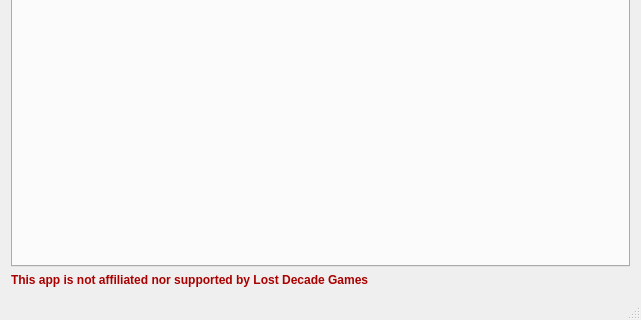
Before: the Qt Designer form ragatron/mainwindow.ui in dannagle/ragatron, drawn with Qt 5; both pictures show x 0 to 641 and y 382 to 702 of the 641 by 702 pixel window.
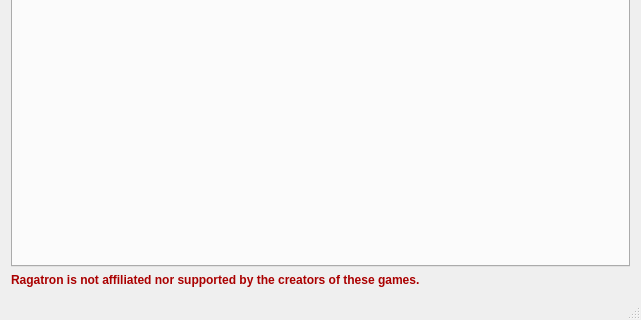
After: the same form once the commit is applied.

Commit message: Adding support for Game Dev Tycoon

The edit to the form file:
```diff
--- a/ragatron/mainwindow.ui
+++ b/ragatron/mainwindow.ui
@@ -56,7 +56,7 @@
        <string notr="true">color:rgb(170, 0, 0);font-weight:bold;</string>
       </property>
       <property name="text">
-       <string>This app is not affiliated nor supported by Lost Decade Games</string>
+       <string>Ragatron is not affiliated nor supported by the creators of these games.</string>
       </property>
      </widget>
     </item>
```
The commit also changes 10 other files.
